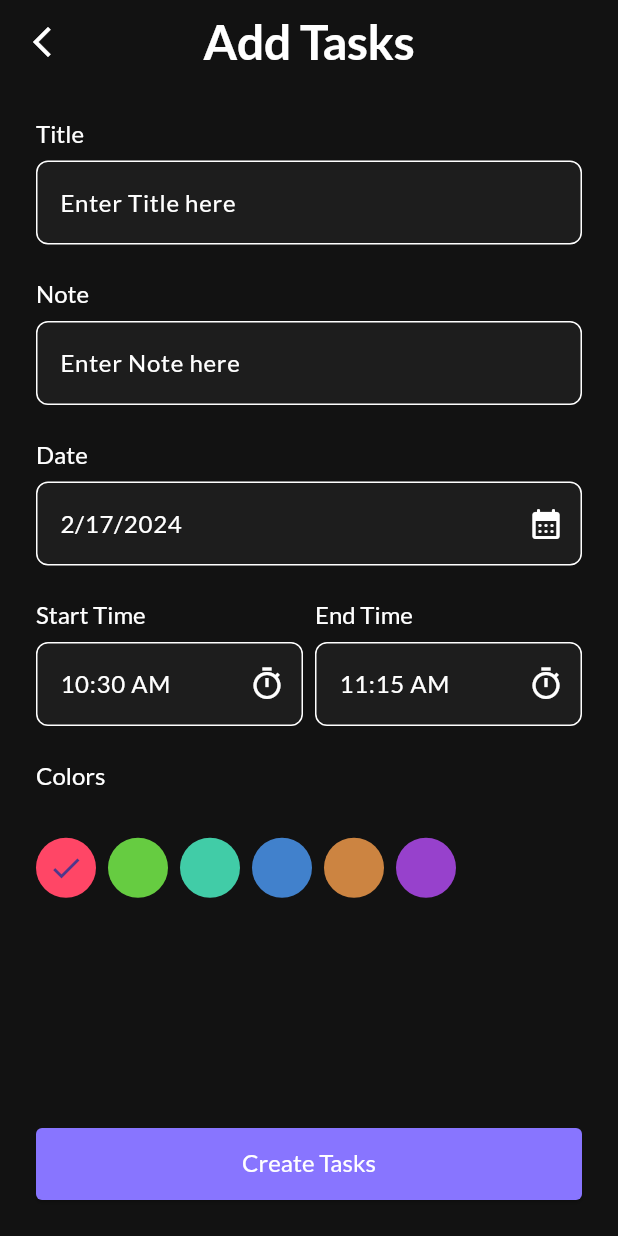
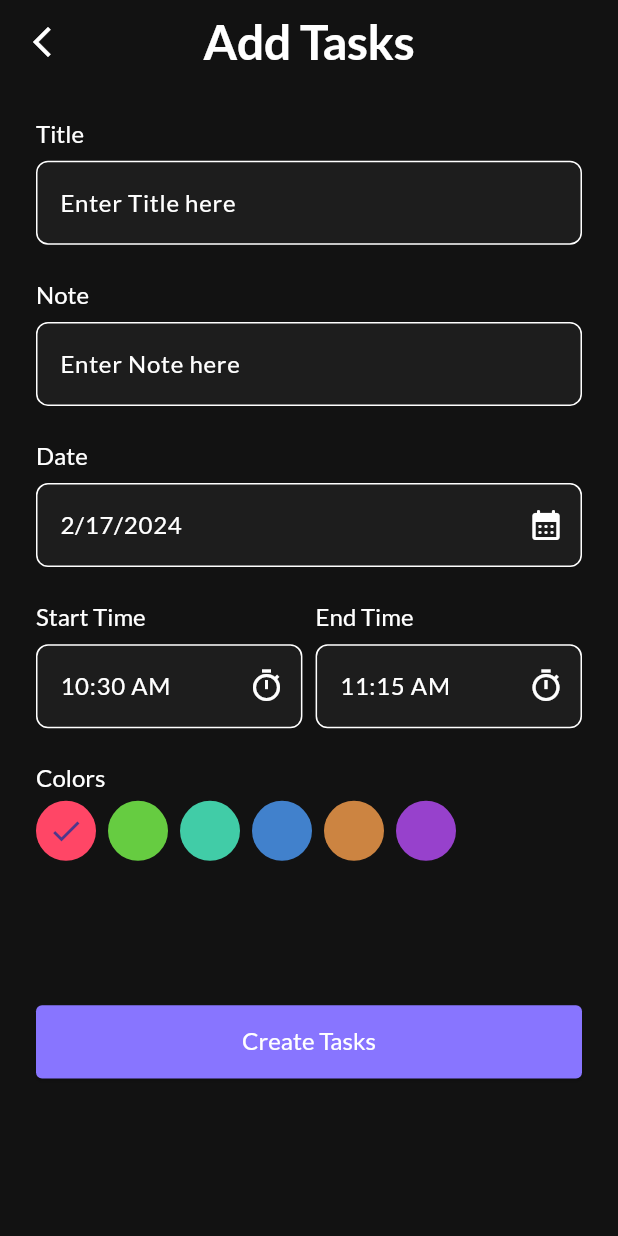
Before and after one commit to SalahLuha/to_do_app, a Flutter app: the HomeScreen screen opened directly, after a tap on the "add" icon, on a phone screen of 412 x 824 dp. Run offline on Flutter 3.47's test engine with Material 3 defaults, Android fonts, the phone set to English and light mode, and no system bars; our stand-ins replace date_picker_timeline, flutter_screenutil, google_fonts, smooth_page_indicator.

Commit message:
Fix Overflow and Make Design Responsive

```diff
--- a/lib/core/utils/app_theme.dart
+++ b/lib/core/utils/app_theme.dart
@@ -91,6 +91,7 @@ ThemeData getAppDarkTheme() {
 
 
     ),
+
     elevatedButtonTheme: ElevatedButtonThemeData(
       style: ElevatedButton.styleFrom(
         backgroundColor: AppColors.primary,
--- a/lib/features/task/presentation/screens/add_task_screen/add_task_screen.dart
+++ b/lib/features/task/presentation/screens/add_task_screen/add_task_screen.dart
@@ -1,4 +1,5 @@
 import 'package:flutter/material.dart';
+import 'package:flutter_screenutil/flutter_screenutil.dart';
 import 'package:to_do_app/core/utils/app_colors.dart';
 import 'package:to_do_app/core/utils/app_strings.dart';
 import 'package:to_do_app/features/task/presentation/screens/widgets/custom_text_field.dart';
@@ -35,7 +36,7 @@ class _AddTaskScreenState extends State<AddTaskScreen> {
         leading: IconButton(
           icon: const Icon(
             Icons.arrow_back_ios_new_outlined,
-            color: Colors.white,
+            color: AppColors.white,
           ),
           onPressed: () {
             Navigator.pop(context);
@@ -44,9 +45,10 @@ class _AddTaskScreenState extends State<AddTaskScreen> {
         title: Text(AppString.addTasks,
             style: Theme.of(context).textTheme.displayLarge),
       ),
-      body: Padding(
+      body: Form(
+        child: SingleChildScrollView(
+          child: Padding(
             padding: const EdgeInsets.all(24),
-        child: Form(
             child: Column(
               crossAxisAlignment: CrossAxisAlignment.start,
               children: [
@@ -57,8 +59,8 @@ class _AddTaskScreenState extends State<AddTaskScreen> {
                   Controller: titleController,
                 ),
 
-              const SizedBox(
-                height: 24,
+                SizedBox(
+                  height: 24.h,
                 ),
 
                 CustomFormTextField(
@@ -67,8 +69,8 @@ class _AddTaskScreenState extends State<AddTaskScreen> {
                   Controller: noteController,
                 ),
 
-              const SizedBox(
-                height: 24,
+                SizedBox(
+                  height: 24.h,
                 ),
                 //date
                 CustomFormTextField(
@@ -101,8 +103,8 @@ class _AddTaskScreenState extends State<AddTaskScreen> {
                   Controller: noteController,
                 ),
 
-              const SizedBox(
-                height: 24,
+                SizedBox(
+                  height: 24.h,
                 ),
 
                 //Start and End
@@ -133,8 +135,8 @@ class _AddTaskScreenState extends State<AddTaskScreen> {
                         ),
                       ),
                     ),
-                  const SizedBox(
-                    width: 8,
+                     SizedBox(
+                      width: 8.w,
                     ),
                     //End
                     Expanded(
@@ -165,12 +167,13 @@ class _AddTaskScreenState extends State<AddTaskScreen> {
                   ],
                 ),
 
-              const SizedBox(
-                height: 24,
+                SizedBox(
+                  height: 24.h,
                 ),
 
                 //colors
-              Expanded(
+                SizedBox(
+                  height: 68.h,
                   child: Column(
                     crossAxisAlignment: CrossAxisAlignment.start,
                     children: [
@@ -221,9 +224,11 @@ class _AddTaskScreenState extends State<AddTaskScreen> {
                     ],
                   ),
                 ),
-              const Spacer(),
                 SizedBox(
-                height: 48,
+                  height: 90.h,
+                ),
+                SizedBox(
+                  height: 48.h,
                   width: double.infinity,
                   child: ElevatedButtonWidgets(
                       text: AppString.createTasks, onTap: () {}),
@@ -232,6 +237,7 @@ class _AddTaskScreenState extends State<AddTaskScreen> {
             ),
           ),
         ),
+      ),
     );
   }
 }
--- a/lib/features/task/presentation/screens/home_screen/home_screen.dart
+++ b/lib/features/task/presentation/screens/home_screen/home_screen.dart
@@ -1,5 +1,6 @@
 import 'package:date_picker_timeline/date_picker_widget.dart';
 import 'package:flutter/material.dart';
+import 'package:flutter_screenutil/flutter_screenutil.dart';
 import 'package:intl/intl.dart';
 import 'package:to_do_app/core/utils/app_assets.dart';
 import 'package:to_do_app/core/utils/app_colors.dart';
@@ -20,17 +21,23 @@ class HomeScreen extends StatelessWidget {
           child: Column(
             crossAxisAlignment: CrossAxisAlignment.start,
             children: [
-              Text(DateFormat.yMMMMd().format(DateTime.now()),
-                  style: Theme.of(context).textTheme.displayLarge),
-              const SizedBox(
-                height: 12,
+              Row(
+                children: [
+                  Text(DateFormat.yMMMMd().format(DateTime.now()),
+                      style: Theme.of(context).textTheme.displayLarge),
+                ],
+              ),
+
+               SizedBox(
+                height: 12.h,
               ),
               Text(AppString.today,
                   style: Theme.of(context).textTheme.displayLarge),
-              const SizedBox(
-                height: 12,
+              SizedBox(
+                height: 8.h,
               ),
               DatePicker(
+                //Size.fromHeight(10,),
                 DateTime.now(),
                 initialSelectedDate: DateTime.now(),
                 selectionColor: AppColors.primary,
@@ -53,21 +60,21 @@ class HomeScreen extends StatelessWidget {
                         builder: (context) {
                           return Container(
                             padding: const EdgeInsets.all(24),
-                            height: 250,
+                            height: 200.h,
                             color: AppColors.deepGrey,
                             child: Column(
                               children: [
                                 SizedBox(
-                                  height: 48,
+                                  height: 48.h,
                                   width: double.infinity,
                                   child: ElevatedButtonWidgets(
                                       text: AppString.taskCompleted,
                                       onTap: () {}
                                   ),
                                 ),
-                                const SizedBox(height: 24),
+                                 SizedBox(height: 24.h),
                                 SizedBox(
-                                  height: 48,
+                                  height: 48.h,
                                   width: double.infinity,
                                   child: ElevatedButtonWidgets(
                                       text: AppString.deleteTask,
@@ -76,9 +83,9 @@ class HomeScreen extends StatelessWidget {
 
                                   ),
                                 ),
-                                const SizedBox(height: 24),
+                                 SizedBox(height: 24.h),
                                 SizedBox(
-                                  height: 48,
+                                  height: 48.h,
                                   width: double.infinity,
                                   child: ElevatedButtonWidgets(
                                       text: AppString.cancel,
@@ -105,11 +112,11 @@ class HomeScreen extends StatelessWidget {
             Navigator.push(
               context,
               MaterialPageRoute(
-                builder: (_) =>  AddTaskScreen(),
+                builder: (_) =>  const AddTaskScreen(),
               ),
             );
           },
-          child: const Icon(Icons.add),
+          child: const Icon(Icons.add,color: AppColors.white),
         ),
       ),
     );
@@ -118,8 +125,8 @@ class HomeScreen extends StatelessWidget {
   Column noTasksWidget(BuildContext context) {
     return Column(
       children: [
-        const SizedBox(
-          height: 50,
+         SizedBox(
+          height: 50.h,
         ),
         Image.asset(AppAssets.noTasks),
         Text(
--- a/lib/features/task/presentation/screens/widgets/custom_text_field.dart
+++ b/lib/features/task/presentation/screens/widgets/custom_text_field.dart
@@ -1,4 +1,5 @@
 import 'package:flutter/material.dart';
+import 'package:flutter_screenutil/flutter_screenutil.dart';
 
 class CustomFormTextField extends StatelessWidget {
   CustomFormTextField(
@@ -22,8 +23,8 @@ class CustomFormTextField extends StatelessWidget {
       crossAxisAlignment: CrossAxisAlignment.start,
       children: [
         Text(hider, style: Theme.of(context).textTheme.displayMedium),
-        const SizedBox(
-          height: 8,
+         SizedBox(
+          height: 8.h,
         ),
         TextFormField(
           validator: (data) {
--- a/pubspec.yaml
+++ b/pubspec.yaml
@@ -39,6 +39,7 @@ dependencies:
   smooth_page_indicator: ^1.1.0
   intl: ^0.18.0
   date_picker_timeline: ^1.2.4
+  flutter_screenutil: ^5.8.4
 dev_dependencies:
   flutter_test:
     sdk: flutter
```
Also changed, not shown: lib/app/app.dart (+7 -1 lines), lib/features/auth/presentation/screens/on_boarding_screens/on_boarding_screens.dart (+27 -15 lines), pubspec.lock. Lines whose indentation alone changed are shown as unchanged.
